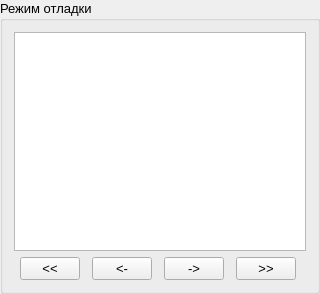
asvitenkov/GIIS, file debugmodebox.ui: the form before one commit.
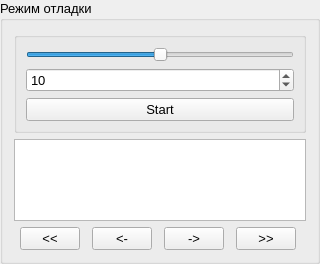
The form after the commit.

```diff
--- a/debugmodebox.ui
+++ b/debugmodebox.ui
@@ -7,7 +7,7 @@
     <x>0</x>
     <y>0</y>
     <width>320</width>
-    <height>294</height>
+    <height>264</height>
    </rect>
   </property>
   <property name="minimumSize">
@@ -39,6 +39,65 @@
    </property>
    <item row="0" column="0">
     <layout class="QVBoxLayout" name="verticalLayout">
+     <item>
+      <widget class="QGroupBox" name="groupBox">
+       <property name="title">
+        <string/>
+       </property>
+       <layout class="QGridLayout" name="gridLayout_2">
+        <item row="0" column="0">
+         <layout class="QVBoxLayout" name="verticalLayout_2">
+          <item>
+           <widget class="QSlider" name="timeSlider">
+            <property name="maximum">
+             <number>10</number>
+            </property>
+            <property name="value">
+             <number>5</number>
+            </property>
+            <property name="sliderPosition">
+             <number>5</number>
+            </property>
+            <property name="orientation">
+             <enum>Qt::Horizontal</enum>
+            </property>
+           </widget>
+          </item>
+          <item>
+           <widget class="QSpinBox" name="timeValue">
+            <property name="minimum">
+             <number>1</number>
+            </property>
+            <property name="maximum">
+             <number>1005</number>
+            </property>
+            <property name="singleStep">
+             <number>5</number>
+            </property>
+            <property name="value">
+             <number>10</number>
+            </property>
+           </widget>
+          </item>
+          <item>
+           <layout class="QHBoxLayout" name="horizontalLayout_2"/>
+          </item>
+          <item>
+           <layout class="QHBoxLayout" name="horizontalLayout_3">
+            <item>
+             <widget class="QPushButton" name="pushBtnStartTh">
+              <property name="text">
+               <string>Start</string>
+              </property>
+             </widget>
+            </item>
+           </layout>
+          </item>
+         </layout>
+        </item>
+       </layout>
+      </widget>
+     </item>
      <item>
       <widget class="QTextBrowser" name="textBrowser"/>
      </item>
```
